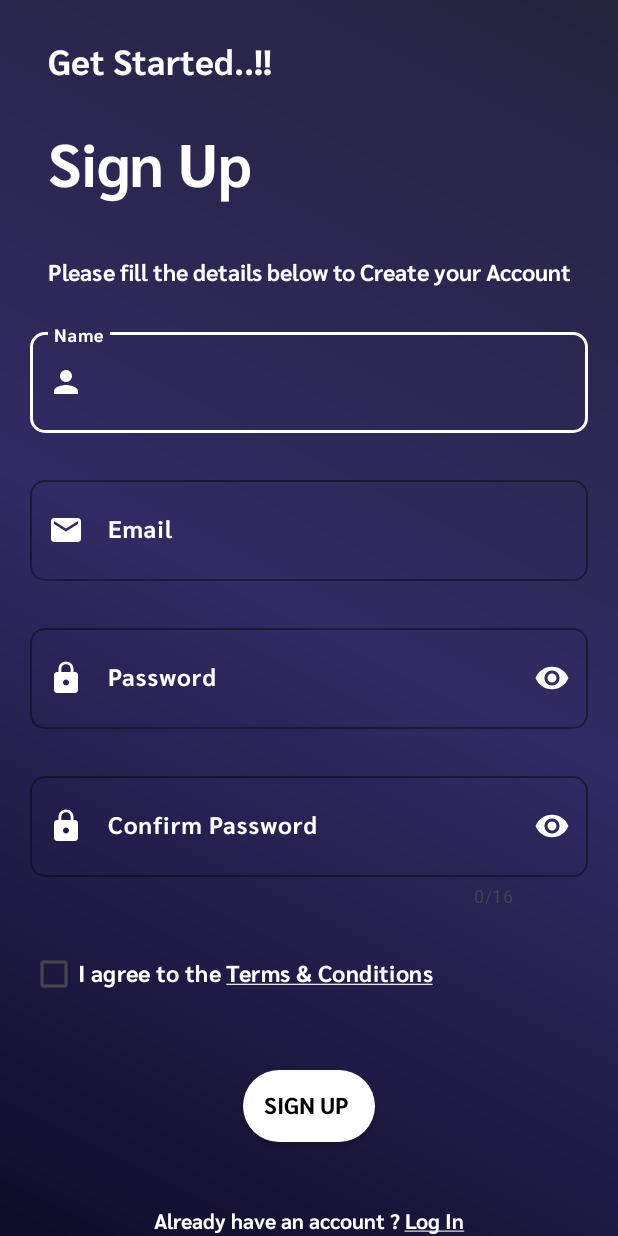
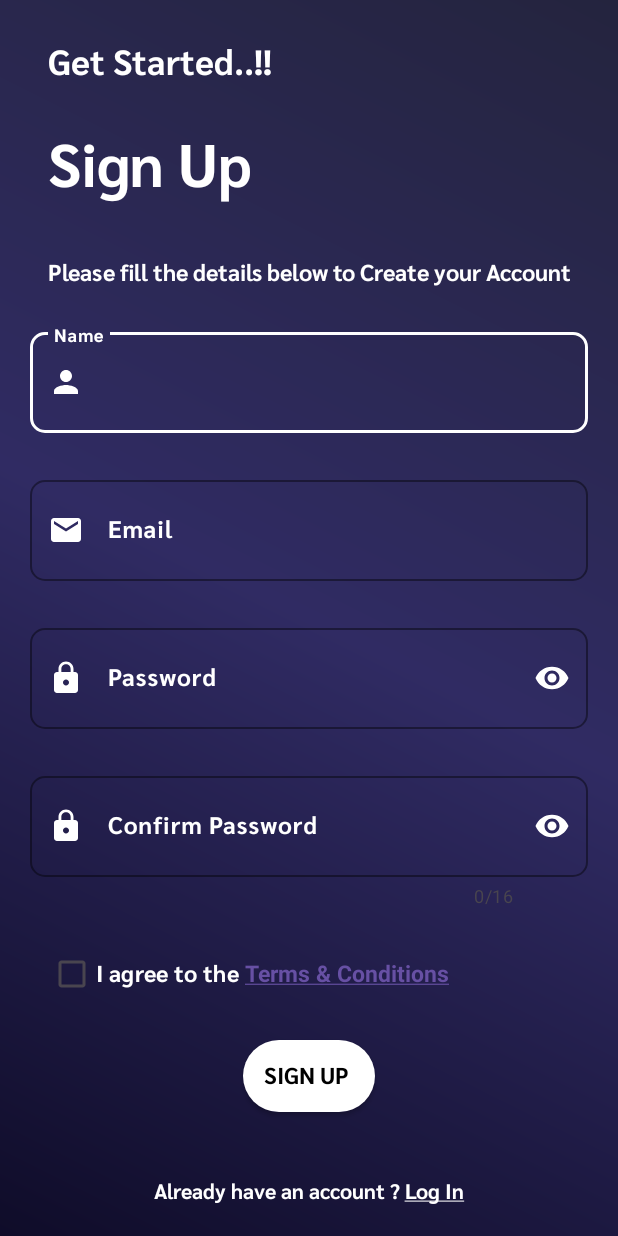
Before and after one commit to Pratik-96/AssignMate, an Android app: the screen it shows after launch (SignUp), on a phone screen of 412 x 824 dp. Run offline under Robolectric (Android 15) with nearby library versions, the phone set to English and light mode, and no system bars; our stand-ins replace Firebase (no records; nobody signed in at launch, a user with empty details on screens opened directly).

Commit message:
Added Terms and condition activity

```diff
--- a/app/build.gradle
+++ b/app/build.gradle
@@ -21,7 +21,7 @@ android {
         minSdk 24
         targetSdk 33
         versionCode 1
-        versionName "1.0.6"
+        versionName "1.0.7"
 
         testInstrumentationRunner "androidx.test.runner.AndroidJUnitRunner"
         signingConfig signingConfigs.release
--- a/app/src/main/AndroidManifest.xml
+++ b/app/src/main/AndroidManifest.xml
@@ -24,6 +24,9 @@
         android:supportsRtl="true"
         android:theme="@style/AppTheme.NoForceDark"
         tools:targetApi="31">
+        <activity
+            android:name=".terms"
+            android:exported="false" />
         <activity
             android:name=".aboutAssignMate"
             android:exported="false" />
--- a/app/src/main/java/com/example/assignmate/SignUp.java
+++ b/app/src/main/java/com/example/assignmate/SignUp.java
@@ -83,12 +83,18 @@ public class SignUp extends AppCompatActivity {
         passly=findViewById(R.id.pasLayout);
         email = (EditText)findViewById(R.id.email);
         progressBar=findViewById(R.id.progressBar);
-        String txt = "<b>I agree to the <a href='www.google.com'>Terms & Conditions</a></b>";
-        chkbox.setText(Html.fromHtml(txt));
+        String txt = "<b><a href='www.google.com'>Terms & Conditions</a></b>";
+        binding.terms.setText(Html.fromHtml(txt));
         String txt2 = "<b>Already have an account ? <a href=''>Log In</a></b>";
         reg.setText(Html.fromHtml(txt2));
         button=findViewById(R.id.button);
 
+        binding.terms.setOnClickListener(new View.OnClickListener() {
+            @Override
+            public void onClick(View view) {
+                    startActivity(new Intent(getApplicationContext(), terms.class));
+            }
+        });
 
 
         Pass2.setLongClickable(false);
--- a/app/src/main/res/layout/activity_sign_up.xml
+++ b/app/src/main/res/layout/activity_sign_up.xml
@@ -227,20 +227,36 @@
                     />
             </com.google.android.material.textfield.TextInputLayout>
 
+        <LinearLayout
+            android:layout_width="wrap_content"
+            android:layout_height="wrap_content"
+            android:orientation="horizontal">
+
             <com.google.android.material.checkbox.MaterialCheckBox
                 android:id="@+id/checkBox"
-                android:layout_width="match_parent"
+                android:layout_width="wrap_content"
                 android:layout_height="wrap_content"
-                android:layout_margin="20dp"
-                android:backgroundTint="@color/white"
+                android:layout_marginLeft="32dp"
+                android:layout_marginTop="20dp"
                 android:fontFamily="@font/sarabun"
-                android:text=""
+                android:text="I agree to the "
+
+                android:textColor="@color/primary"
+                android:textColorHint="@color/white"
                 android:textColorLink="@color/primary"
-                app:buttonIconTint="@color/white"
-                android:textColor="@color/primary"
-                android:textColorHint="@color/primary"
                 android:textSize="15sp"
                 android:textStyle="bold"/>
+            <TextView
+                android:id="@+id/terms"
+                android:layout_width="wrap_content"
+                android:layout_height="wrap_content"
+                android:text="Terms and Conditions"
+                android:layout_marginTop="20dp"
+                android:textColor="@color/primary"
+                android:textSize="15sp"
+                android:textStyle="bold"
+                />
+        </LinearLayout>
 
 
 
```
Also changed, not shown: app/src/main/java/com/example/assignmate/Login.java (+16 -7 lines), app/src/main/java/com/example/assignmate/terms.java (added, +30 -0 lines), app/src/main/res/layout/activity_login.xml (+17 -2 lines), app/src/main/res/layout/activity_terms.xml (added, +56 -0 lines), app/src/main/res/values/strings.xml (+25 -0 lines), 2 other files.
